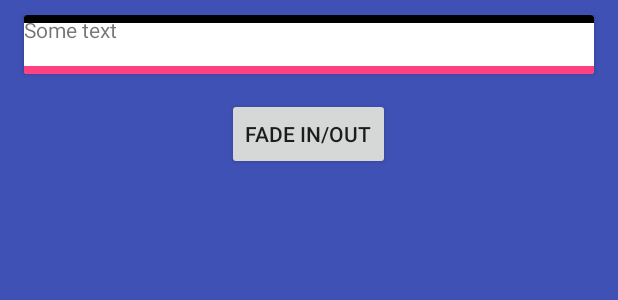
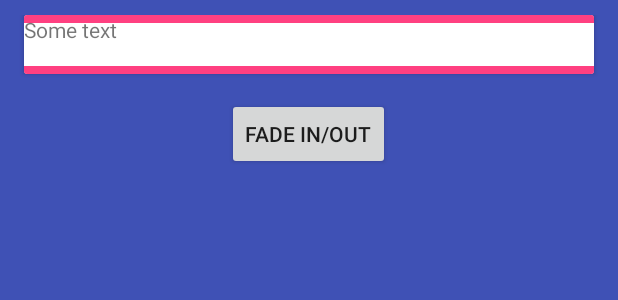
Before and after one commit to macPry/Vectors, an Android app: the layout activity_main.xml on its own in the app's theme, with its tools: preview values and no code run, on a phone screen of 412 x 824 dp. Shown: the top 300 px of the screen. Run offline under Robolectric (Android 15) with nearby library versions, the phone set to English and light mode, and no system bars.

Commit message:
Remove color setting

```diff
--- a/app/src/main/java/pl/elpassion/vector/MainActivity.kt
+++ b/app/src/main/java/pl/elpassion/vector/MainActivity.kt
@@ -8,7 +8,6 @@ import android.animation.ValueAnimator.INFINITE
 import android.graphics.drawable.Animatable
 import android.os.Bundle
 import android.os.Handler
-import android.support.v4.content.ContextCompat
 import android.support.v7.app.AppCompatActivity
 import android.view.View
 import android.view.animation.AccelerateDecelerateInterpolator
@@ -31,7 +30,6 @@ class MainActivity : AppCompatActivity() {
     fun init() {
         lineVectorAnimation?.start()
 
-        lineView.setBackgroundColor(ContextCompat.getColor(this, R.color.colorAccent))
         val parentWidth = (lineView.parent as View).width
         val objectAnimatorTranslationX = ObjectAnimator.ofFloat(lineView, "translationX", -parentWidth.toFloat(), parentWidth.toFloat()).apply {
             repeatCount = INFINITE
--- a/app/src/main/res/layout/activity_main.xml
+++ b/app/src/main/res/layout/activity_main.xml
@@ -5,7 +5,6 @@
     android:layout_width="match_parent"
     android:layout_height="match_parent"
     android:background="?attr/colorPrimary"
-    android:id="@+id/root"
     tools:context="pl.elpassion.vector.MainActivity">
 
     <LinearLayout
@@ -30,7 +29,7 @@
                 android:id="@+id/lineView"
                 android:layout_width="match_parent"
                 android:layout_height="5dp"
-                android:background="@android:color/black" />
+                android:background="@color/colorAccent" />
 
             <TextView
                 android:layout_width="match_parent"
```
